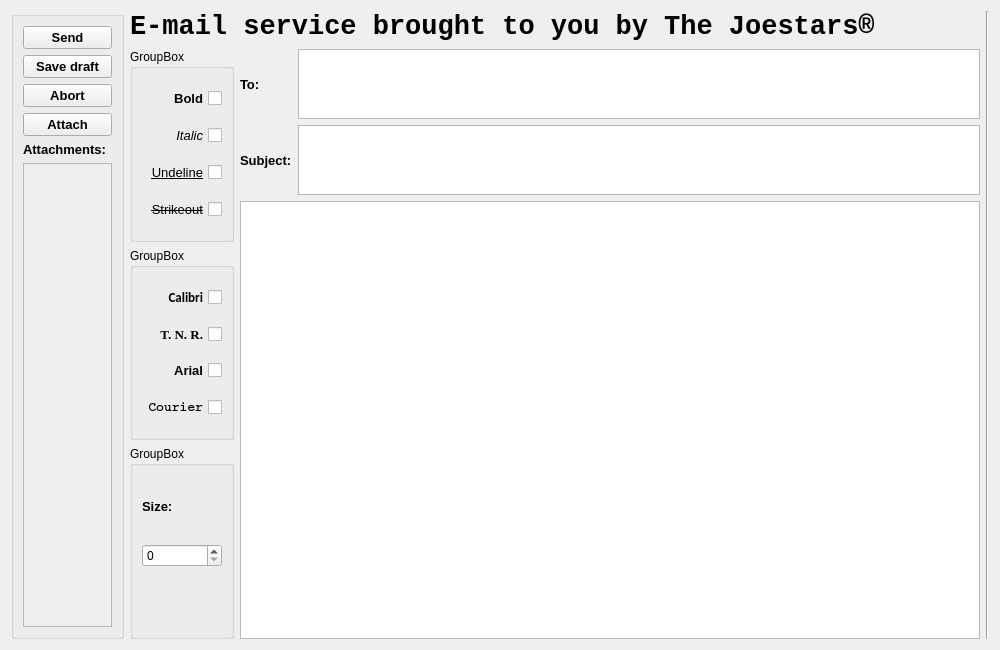
First picture: the form in ui/EmailInterface.ui, repository GabyUnalaq/UNI_CRM_Project, before the edit.
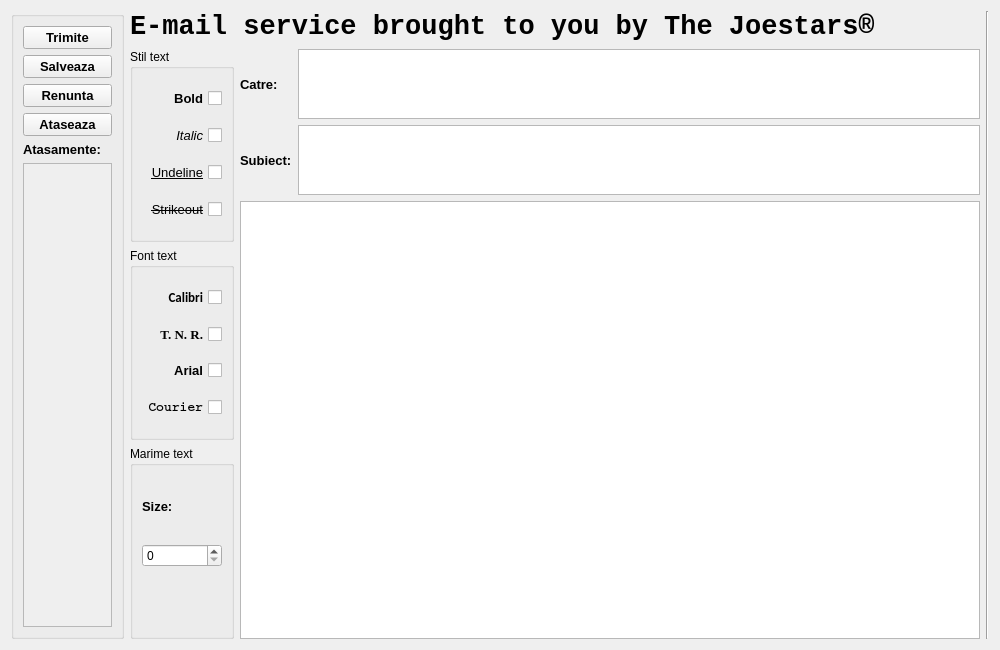
Second picture: the form after the edit.

Diff of the .ui file:
```diff
--- a/ui/EmailInterface.ui
+++ b/ui/EmailInterface.ui
@@ -35,7 +35,7 @@
            <cursorShape>PointingHandCursor</cursorShape>
           </property>
           <property name="text">
-           <string>Send</string>
+           <string>Trimite</string>
           </property>
          </widget>
         </item>
@@ -52,7 +52,7 @@
            <cursorShape>PointingHandCursor</cursorShape>
           </property>
           <property name="text">
-           <string>Save draft</string>
+           <string>Salveaza</string>
           </property>
          </widget>
         </item>
@@ -69,7 +69,7 @@
            <cursorShape>PointingHandCursor</cursorShape>
           </property>
           <property name="text">
-           <string>Abort</string>
+           <string>Renunta</string>
           </property>
          </widget>
         </item>
@@ -86,7 +86,7 @@
            <cursorShape>PointingHandCursor</cursorShape>
           </property>
           <property name="text">
-           <string>Attach</string>
+           <string>Ataseaza</string>
           </property>
          </widget>
         </item>
@@ -100,7 +100,7 @@
            </font>
           </property>
           <property name="text">
-           <string>Attachments:</string>
+           <string>Atasamente:</string>
           </property>
          </widget>
         </item>
@@ -148,7 +148,7 @@
            <item>
             <widget class="QGroupBox" name="groupBox">
              <property name="title">
-              <string>GroupBox</string>
+              <string>Stil text</string>
              </property>
              <layout class="QVBoxLayout" name="verticalLayout_3">
               <item>
@@ -231,7 +231,7 @@
            <item>
             <widget class="QGroupBox" name="groupBox_3">
              <property name="title">
-              <string>GroupBox</string>
+              <string>Font text</string>
              </property>
              <layout class="QVBoxLayout" name="verticalLayout">
               <item>
@@ -324,7 +324,7 @@
            <item>
             <widget class="QGroupBox" name="groupBox_2">
              <property name="title">
-              <string>GroupBox</string>
+              <string>Marime text</string>
              </property>
              <layout class="QVBoxLayout" name="verticalLayout_2">
               <item>
@@ -384,7 +384,7 @@
                   </font>
                  </property>
                  <property name="text">
-                  <string>To:</string>
+                  <string>Catre:</string>
                  </property>
                 </widget>
                </item>
@@ -398,7 +398,7 @@
                   </font>
                  </property>
                  <property name="text">
-                  <string>Subject:</string>
+                  <string>Subiect:</string>
                  </property>
                 </widget>
                </item>
```
Left out of the diff: 8 changed lines with no effect on the pictures.
